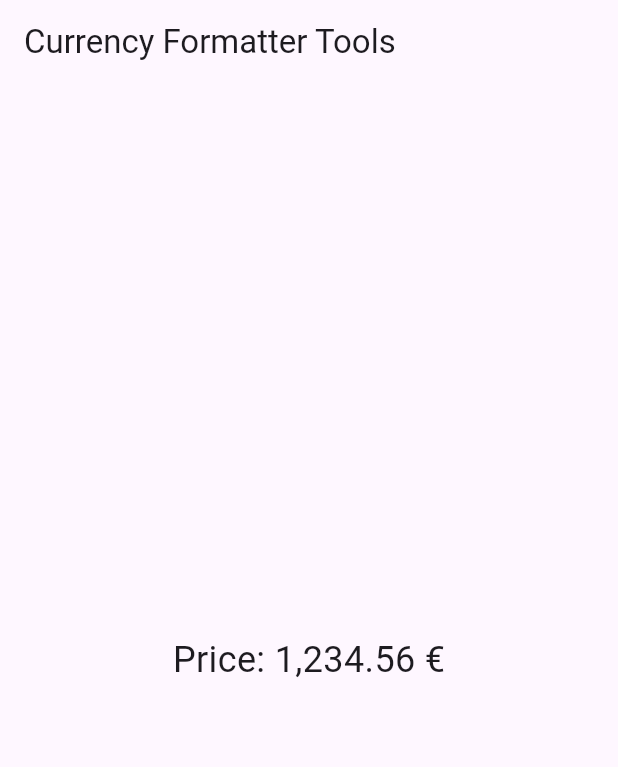
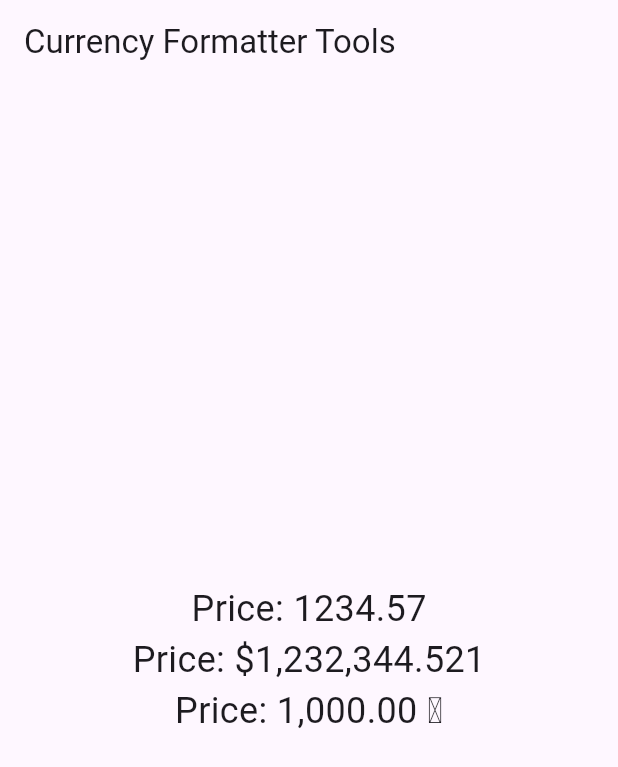
Before and after one commit to Codeware-Ltd/currency_formatter_tools, a Flutter app: the screen it shows after launch, on a phone screen of 412 x 824 dp. Shown: the top 767 px of the screen. Run offline on Flutter 3.47's test engine with Material 3 defaults, Android fonts, the phone set to English and light mode, and no system bars.

```diff
--- a/example/lib/main.dart
+++ b/example/lib/main.dart
@@ -7,19 +7,57 @@ void main() {
 
 class MyApp extends StatelessWidget {
   const MyApp({super.key});
-
   @override
   Widget build(BuildContext context) {
+    final List<Map<String, dynamic>> currencies = [
+      {
+        "crID": 0,
+        "crTitle": "Euro",
+        "crSymbol": "\u20ac",
+      },
+      {
+        "crID": 1,
+        "crTitle": "US Dollar",
+        "crSymbol": "\u0024",
+      },
+      {
+        "crID": 3,
+        "crTitle": "TK",
+        "crSymbol": "\u09F3",
+      }
+    ];
     return MaterialApp(
+      debugShowCheckedModeBanner: false,
       home: Scaffold(
         appBar: AppBar(title: const Text('Currency Formatter Tools')),
         body: Center(
-          child: CurrencyFormatterTools.formatWithCurrency(
-            value: 1234.56,
-            currencySymbol: '€',
-            label: 'Price',
-            symbolOnRight: true,
-            textStyle: const TextStyle(fontSize: 24),
+          child: Column(
+            mainAxisAlignment: MainAxisAlignment.center,
+            children: [
+              // Displaying a formatted text value
+              CurrencyFormatterTools.formatAsText(
+                value: 1234.56789,
+                label: 'Price',
+                textStyle: const TextStyle(fontSize: 24),
+              ),
+              // Displaying a formatted value with a currency symbol
+              CurrencyFormatterTools.formatWithCurrency(
+                value: 1232344.5212,
+                decimalPlaces: 3,
+                currencySymbol: '\$',
+                label: 'Price',
+                textStyle: const TextStyle(fontSize: 24),
+              ),
+              // Displaying the currency symbol for the given currency ID
+              CurrencyFormatterTools.formatWithCurrency(
+                value: 1000,
+                currencySymbol: CurrencyFormatterTools.getCurrencySymbol(currencyData: currencies, currencyID: '3'),
+                label: 'Price',
+                symbolOnRight: true,
+                textStyle: const TextStyle(fontSize: 24),
+              ),
+
+            ],
           ),
         ),
       ),
--- a/example/pubspec.yaml
+++ b/example/pubspec.yaml
@@ -8,6 +8,5 @@ dependencies:
   flutter:
     sdk: flutter
 
-  # Reference the package via relative path (not in the root `pubspec.yaml`)
   currency_formatter_tools:
     path: ../
--- a/lib/currency_formatter_tools.dart
+++ b/lib/currency_formatter_tools.dart
@@ -25,7 +25,7 @@ class CurrencyFormatterTools {
   static Widget formatWithCurrency({
     required dynamic value,
     String locale = 'en_US',
-    String currencySymbol = '\$',
+    String currencySymbol = '',
     bool useLocaleFormatting = true,
     bool symbolOnRight = false,
     int decimalPlaces = 2,
```
Also changed, not shown: 1 other file.
